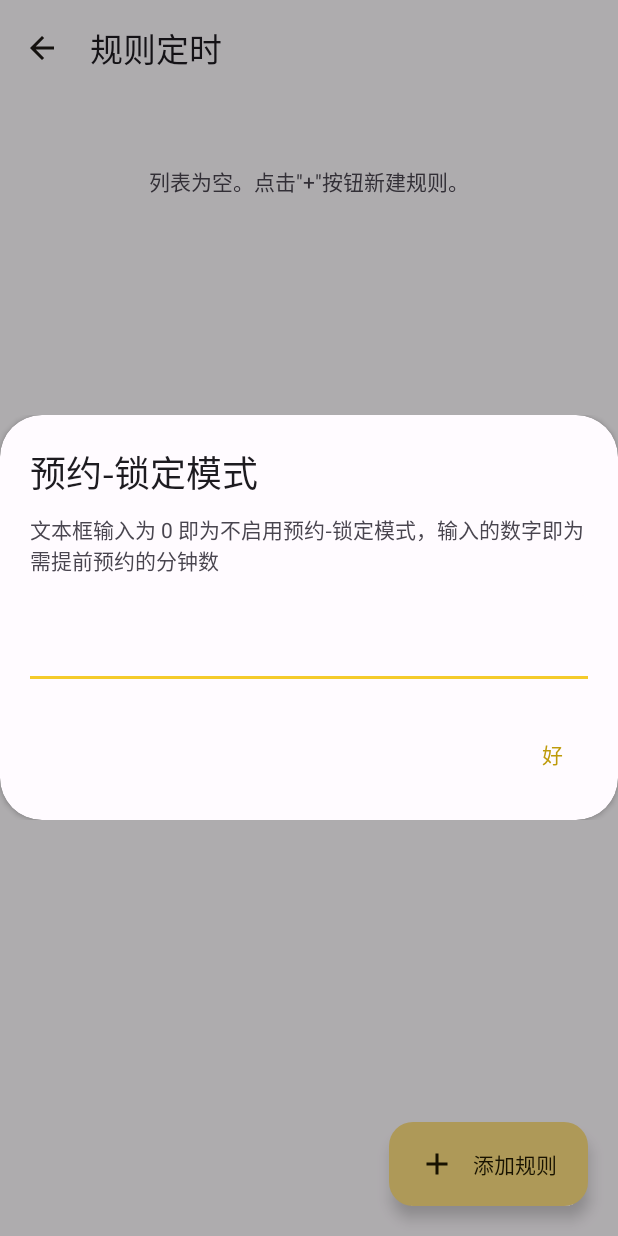
After one commit to RoderickQiu/seeNot, an Android app: the fragment RLockDialogFragment placed in its activity, on a phone screen of 412 x 824 dp. The commit adds this screen. Run offline under Robolectric (Android 15) with nearby library versions, the phone set to English and light mode, and no system bars; our stand-ins replace navigation-ui; 3 statements that could not run were skipped.

Commit message:
make reservation-lock

```diff
--- a/app/src/main/java/com/scrisstudio/seenot/ui/rule/RuleInfoAdapter.java
+++ b/app/src/main/java/com/scrisstudio/seenot/ui/rule/RuleInfoAdapter.java
@@ -16,6 +16,7 @@ import android.widget.Toast;
 
 import androidx.annotation.NonNull;
 import androidx.fragment.app.FragmentManager;
+import androidx.preference.Preference;
 import androidx.recyclerview.widget.RecyclerView;
 
 import com.google.android.material.materialswitch.MaterialSwitch;
@@ -26,6 +27,7 @@ import com.scrisstudio.seenot.service.ExecutorService;
 import com.scrisstudio.seenot.service.RuleInfo;
 import com.scrisstudio.seenot.service.TimedInfo;
 import com.scrisstudio.seenot.ui.assigner.AssignerUtils;
+import com.scrisstudio.seenot.ui.settings.SettingsFragment;
 
 import java.lang.ref.WeakReference;
 import java.util.Date;
@@ -114,6 +116,8 @@ public class RuleInfoAdapter extends RecyclerView.Adapter<RuleInfoAdapter.MyView
                 rule.setStatus(true);
             holder.statusSwitch.setChecked(rule.getStatus());
             holder.statusSwitch.setOnClickListener((buttonView) -> {
+                if (holder.statusSwitch.isChecked()) hasOpenedDialog.set(false);
+                if (holder.statusSwitch.isChecked() || SettingsFragment.checkReservation(new Preference(context), context)) {
                     if (holder.statusSwitch.isChecked() || hasOpenedDialog.get()) {
                         SharedPreferences.Editor edit = sharedPreferences.edit();
 
@@ -135,6 +139,7 @@ public class RuleInfoAdapter extends RecyclerView.Adapter<RuleInfoAdapter.MyView
                             holder.statusSwitch.setChecked(false);
                         });
                     }
+                } else holder.statusSwitch.setChecked(true);
             });
 
             holder.editButton.setOnClickListener(v -> {
--- /dev/null
+++ b/app/src/main/java/com/scrisstudio/seenot/ui/settings/RLockDialogFragment.java
@@ -0,0 +1,141 @@
+package com.scrisstudio.seenot.ui.settings;
+
+import static com.scrisstudio.seenot.service.ExecutorService.MODE_EXECUTOR;
+
+import android.annotation.SuppressLint;
+import android.app.Dialog;
+import android.content.SharedPreferences;
+import android.graphics.Color;
+import android.graphics.drawable.ColorDrawable;
+import android.os.Bundle;
+import android.text.Editable;
+import android.text.Selection;
+import android.text.TextWatcher;
+import android.view.LayoutInflater;
+import android.view.View;
+import android.view.ViewGroup;
+import android.widget.Button;
+import android.widget.RelativeLayout;
+import android.widget.Toast;
+
+import androidx.annotation.NonNull;
+import androidx.fragment.app.DialogFragment;
+import androidx.fragment.app.FragmentManager;
+
+import com.google.android.material.textfield.TextInputLayout;
+import com.google.gson.Gson;
+import com.scrisstudio.seenot.MainActivity;
+import com.scrisstudio.seenot.R;
+import com.scrisstudio.seenot.SeeNot;
+import com.scrisstudio.seenot.service.ExecutorService;
+import com.scrisstudio.seenot.ui.assigner.AssignerUtils;
+
+import java.util.Objects;
+
+public class RLockDialogFragment extends DialogFragment {
+    public static final String TAG = "SeeNot-Dialog";
+    private static OnSubmitListener callBack;
+    private static SharedPreferences sharedPreferences;
+    private static final Gson gson = new Gson();
+    private Button okButton;
+    private TextInputLayout timeTextInput;
+    private RelativeLayout rLockView;
+
+    public static void display(FragmentManager fragmentManager, SharedPreferences sp) {
+        RLockDialogFragment dialog = new RLockDialogFragment();
+        sharedPreferences = sp;
+        dialog.show(fragmentManager, TAG);
+    }
+
+    public static void setOnSubmitListener(OnSubmitListener callback) {
+        callBack = callback;
+    }
+
+    @Override
+    public void onCreate(Bundle savedInstanceState) {
+        super.onCreate(savedInstanceState);
+    }
+
+    @Override
+    public void onStart() {
+        super.onStart();
+        Dialog dialog = getDialog();
+        if (dialog != null) {
+            dialog.getWindow().setWindowAnimations(R.style.Theme_SeeNot_Slide);
+        }
+    }
+
+    @Override
+    public View onCreateView(@NonNull LayoutInflater inflater, ViewGroup container, Bundle savedInstanceState) {
+        super.onCreateView(inflater, container, savedInstanceState);
+        Objects.requireNonNull(getDialog()).getWindow().setBackgroundDrawable(new ColorDrawable(Color.TRANSPARENT));
+        View view = null;
+        view = inflater.inflate(R.layout.dialog_rlock, container, false);
+        if (view != null) {
+            okButton = view.findViewById(R.id.rlock_ok_button);
+            timeTextInput = view.findViewById(R.id.set_rlock_duration);
+            rLockView = view.findViewById(R.id.rlock_view);
+        }
+        return view;
+    }
+
+    @SuppressLint("SetTextI18n")
+    @Override
+    public void onViewCreated(@NonNull View view, Bundle savedInstanceState) {
+        super.onViewCreated(view, savedInstanceState);
+
+        Objects.requireNonNull(timeTextInput.getEditText()).addTextChangedListener(new TextWatcher() {
+            @Override
+            public void beforeTextChanged(CharSequence s, int start, int count, int after) {
+            }
+
+            @Override
+            public void onTextChanged(CharSequence s, int start, int before, int count) {
+            }
+
+            @Override
+            public void afterTextChanged(Editable inputContent) {
+                if (inputContent != null) {
+                    timeTextInput.getEditText().removeTextChangedListener(this);
+                    if (inputContent.toString().trim().equals("分钟")) {
+                        timeTextInput.getEditText().setText("");
+                        //cur.setReopenTime(0);
+                    } else {
+                        String ss = inputContent.toString();
+                        int len = ss.replace(" 分钟", "").length();
+                        ss = ss.replace(" 分钟", "") + " 分钟";
+                        timeTextInput.getEditText().setText(ss);
+                        Selection.setSelection(timeTextInput.getEditText().getText(), len);
+                        //if (!ss.endsWith(". 分钟")) cur.setReopenTime(new Date().getTime() +
+                        //        (long) (3600000 * Float.parseFloat(ss.replace(" 分钟", ""))));
+                    }
+                    timeTextInput.getEditText().addTextChangedListener(this);
+                }
+            }
+        });
+
+        Objects.requireNonNull(timeTextInput.getEditText())
+                .setText(sharedPreferences.getString("reservation-lock", "0"));
+
+        okButton.setOnClickListener(v -> {
+            SharedPreferences.Editor edit = sharedPreferences.edit();
+            edit.putString("reservation-lock",
+                    timeTextInput.getEditText().getText().toString().replace(" 分钟", ""));
+            edit.apply();
+
+            ExecutorService.setServiceBasicInfo(sharedPreferences, MODE_EXECUTOR);
+            AssignerUtils.setAssignerSharedPreferences(sharedPreferences);
+            MainActivity.setSharedPreferences(sharedPreferences);
+
+            Toast.makeText(SeeNot.getAppContext(), R.string.operation_done, Toast.LENGTH_SHORT).show();
+            callBack.onSubmit();
+            dismiss();
+        });
+    }
+
+    // This interface can be implemented by the Activity, parent Fragment,
+    // or a separate test implementation.
+    public interface OnSubmitListener {
+        void onSubmit();
+    }
+}
--- a/app/src/main/java/com/scrisstudio/seenot/ui/timed/RuleTimedAdapter.java
+++ b/app/src/main/java/com/scrisstudio/seenot/ui/timed/RuleTimedAdapter.java
@@ -14,6 +14,7 @@ import android.widget.TextView;
 import android.widget.Toast;
 
 import androidx.annotation.NonNull;
+import androidx.preference.Preference;
 import androidx.recyclerview.widget.RecyclerView;
 
 import com.google.android.material.materialswitch.MaterialSwitch;
@@ -25,6 +26,7 @@ import com.scrisstudio.seenot.service.ExecutorService;
 import com.scrisstudio.seenot.service.RuleInfo;
 import com.scrisstudio.seenot.service.TimedInfo;
 import com.scrisstudio.seenot.ui.assigner.AssignerUtils;
+import com.scrisstudio.seenot.ui.settings.SettingsFragment;
 
 import java.text.SimpleDateFormat;
 import java.util.ArrayList;
@@ -144,6 +146,7 @@ public class RuleTimedAdapter extends RecyclerView.Adapter<RuleTimedAdapter.MyVi
 
             holder.statusSwitch.setChecked(rule.getStatus());
             holder.statusSwitch.setOnCheckedChangeListener((buttonView, isChecked) -> {
+                if (holder.statusSwitch.isChecked() || SettingsFragment.checkReservation(new Preference(context), context)) {
                     SharedPreferences.Editor edit = sharedPreferences.edit();
 
                     rule.setStatus(isChecked);
@@ -156,6 +159,7 @@ public class RuleTimedAdapter extends RecyclerView.Adapter<RuleTimedAdapter.MyVi
                     AssignerUtils.setAssignerSharedPreferences(sharedPreferences);
                     MainActivity.setSharedPreferences(sharedPreferences);
                     callBack.onEdit(position, mList, MODE_EXECUTOR);
+                } else holder.statusSwitch.setChecked(true);
             });
 
             holder.deleteButton.setOnClickListener(v -> {
--- /dev/null
+++ b/app/src/main/res/layout/dialog_rlock.xml
@@ -0,0 +1,82 @@
+<?xml version="1.0" encoding="utf-8"?>
+<androidx.cardview.widget.CardView xmlns:android="http://schemas.android.com/apk/res/android"
+    xmlns:app="http://schemas.android.com/apk/res-auto"
+    android:layout_width="wrap_content"
+    android:layout_height="wrap_content"
+    app:shapeAppearance="?attr/shapeAppearanceMediumComponent"
+    app:backgroundInsetStart="24dp"
+    app:backgroundInsetEnd="24dp"
+    app:backgroundInsetTop="24dp"
+    app:backgroundInsetBottom="24dp"
+    app:cardBackgroundColor="?attr/colorSurface"
+    app:cardCornerRadius="@dimen/material3_corner">
+
+    <RelativeLayout
+        android:id="@+id/rlock_view"
+        android:layout_width="wrap_content"
+        android:layout_height="270dp"
+        android:orientation="vertical"
+        android:padding="20dp"
+        android:scrollbars="vertical">
+
+        <LinearLayout
+            android:layout_width="match_parent"
+            android:layout_height="wrap_content"
+            android:orientation="vertical">
+
+            <TextView
+                android:layout_width="match_parent"
+                android:layout_height="wrap_content"
+                android:layout_marginTop="0dp"
+                android:text="@string/reservation_lock"
+                android:textAppearance="?attr/textAppearanceHeadline5" />
+
+            <TextView
+                android:layout_width="wrap_content"
+                android:layout_height="wrap_content"
+                android:text="@string/reservation_lock_dialog_msg"
+                android:layout_marginTop="10dp" />
+
+        </LinearLayout>
+
+        <LinearLayout
+            android:layout_width="match_parent"
+            android:layout_height="wrap_content"
+            android:orientation="vertical"
+            android:layout_marginTop="100dp">
+
+            <com.google.android.material.textfield.TextInputLayout
+                android:id="@+id/set_rlock_duration"
+                android:layout_width="match_parent"
+                android:layout_height="wrap_content"
+                style="@style/Widget.Material3.TextInputLayout.FilledBox"
+                app:boxBackgroundColor="?attr/colorSurface"
+                app:boxStrokeColor="?attr/colorAccent"
+                android:focusedByDefault="true">
+
+                <com.google.android.material.textfield.TextInputEditText
+                    android:layout_width="match_parent"
+                    android:layout_height="wrap_content"
+                    android:inputType="number"
+                    android:digits="0123456789 小时">
+
+                    <requestFocus />
+
+                </com.google.android.material.textfield.TextInputEditText>
+
+            </com.google.android.material.textfield.TextInputLayout>
+
+        </LinearLayout>
+
+        <Button
+            android:id="@+id/rlock_ok_button"
+            style="@style/Widget.Material3.Button.TextButton.Dialog"
+            android:layout_width="48dp"
+            android:layout_height="wrap_content"
+            android:layout_alignParentEnd="true"
+            android:layout_alignParentBottom="true"
+            android:text="@string/ok" />
+
+    </RelativeLayout>
+
+</androidx.cardview.widget.CardView>
--- a/app/src/main/res/values/strings.xml
+++ b/app/src/main/res/values/strings.xml
@@ -137,4 +137,12 @@
     <string name="closure_forever">永久关闭</string>
     <string name="set_closure_reopen_time">设置多少小时后重新开启</string>
     <string name="add_rule">添加规则</string>
+    <string name="reservation_lock">预约-锁定模式</string>
+    <string name="reservation_lock_msg">启用后，关闭规则或者关闭总开关将需要预约，避免冲动，而开启规则不受影响；预约时间到后，10 分钟内可以无限设置</string>
+    <string name="reservation_lock_dialog_msg">文本框输入为 0 即为不启用预约-锁定模式，输入的数字即为需提前预约的分钟数</string>
+    <string name="reserved_title">预约模式已开启</string>
+    <string name="reserved_msg">因此你现在不能操作</string>
+    <string name="cancel">取消</string>
+    <string name="start_reservation">现在预约</string>
+    <string name="reservation_lock_text_hint">需提前预约的分钟数</string>
 </resources>
```
Also changed, not shown: app/src/main/java/com/scrisstudio/seenot/MainActivity.java (+11 -0 lines), app/src/main/java/com/scrisstudio/seenot/ui/settings/PwdDialogFragment.java (added, +106 -0 lines), app/src/main/java/com/scrisstudio/seenot/ui/settings/SettingsFragment.java (+62 -6 lines), app/src/main/res/layout/dialog_pwd.xml (added, +81 -0 lines), app/src/main/res/xml/preference.xml (+7 -3 lines). Lines whose indentation alone changed are shown as unchanged.
